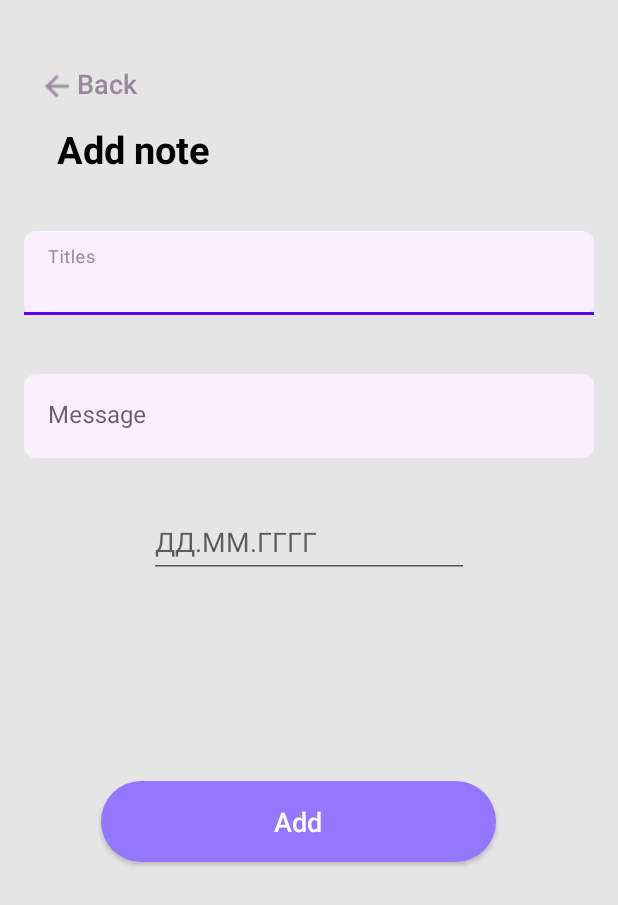
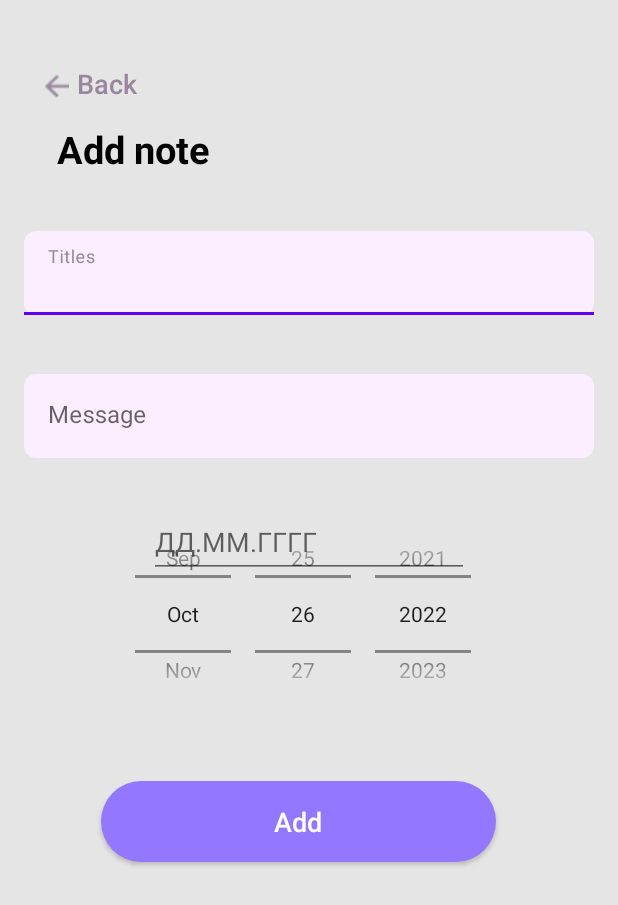
Before and after one commit to AndreyDemuh/Android_10an_onl, an Android app: the AddNoteActivity screen opened directly, with no data from a screen before it, on a phone screen of 412 x 824 dp. Shown: the top 905 px of the screen. Run offline under Robolectric (Android 15) with nearby library versions, the phone set to English and light mode, and no system bars.

```diff
--- a/app/src/main/res/layout/activity_add_note.xml
+++ b/app/src/main/res/layout/activity_add_note.xml
@@ -108,6 +108,22 @@
         app:layout_constraintStart_toStartOf="@+id/messageContainer"
         app:layout_constraintTop_toBottomOf="@+id/messageContainer" />
 
+    <DatePicker
+        android:id="@+id/PickedDate"
+        android:layout_width="357dp"
+        android:layout_height="144dp"
+        android:layout_gravity="center"
+        android:layout_marginTop="32dp"
+        android:layout_marginBottom="40dp"
+        android:calendarViewShown="false"
+        style="@style/DataPicker"
+        android:datePickerMode="spinner"
+        app:layout_constraintBottom_toTopOf="@+id/btn_add"
+        app:layout_constraintEnd_toEndOf="parent"
+        app:layout_constraintStart_toStartOf="parent"
+        app:layout_constraintTop_toBottomOf="@+id/messageContainer" />
+
+
     <EditText
         android:id="@+id/editTextDate"
         android:layout_width="wrap_content"
@@ -122,4 +138,5 @@
         app:layout_constraintStart_toStartOf="@+id/messageContainer"
         app:layout_constraintTop_toBottomOf="@+id/messageContainer" />
 
+
 </androidx.constraintlayout.widget.ConstraintLayout>
--- a/app/src/main/res/values/colors.xml
+++ b/app/src/main/res/values/colors.xml
@@ -12,5 +12,6 @@
     <color name="hintField">#FBEEFF</color>
     <color name="errorHelperText">#FF0000</color>
     <color name="backgroungMain">#E5E5E5</color>
+    <color name="backgroungCardView">#3DFFFFFF</color>
 
 </resources>
--- a/app/src/main/res/values/strings.xml
+++ b/app/src/main/res/values/strings.xml
@@ -28,4 +28,5 @@
     <string name="title">Title</string>
     <string name="addButton">Add</string>
 
+
 </resources>
--- a/app/src/main/res/values/styles.xml
+++ b/app/src/main/res/values/styles.xml
@@ -49,4 +49,14 @@
         <item name="boxStrokeWidth">@dimen/dp_0</item>
     </style>
 
+    <style name="cardViewBlock">
+        <item name="cardBackgroundColor">@color/backgroungCardView</item>
+        <item name="cardCornerRadius">@dimen/dp_8</item>
+        <item name="cardElevation">@dimen/dp_0</item>
+    </style>
+
+    <style name="DataPicker">
+        <item name="android:textSize">@dimen/DataPickerTextSize</item>
+    </style>
+
 </resources>
```
Also changed, not shown: app/src/main/res/layout/activity_log_in.xml (+22 -9 lines), app/src/main/res/layout/activity_sign_up.xml (+12 -0 lines), app/src/main/res/layout/task_item.xml (+40 -18 lines), app/src/main/res/values/dimens.xml (+8 -0 lines), app/src/main/res/drawable/share.png (added).
